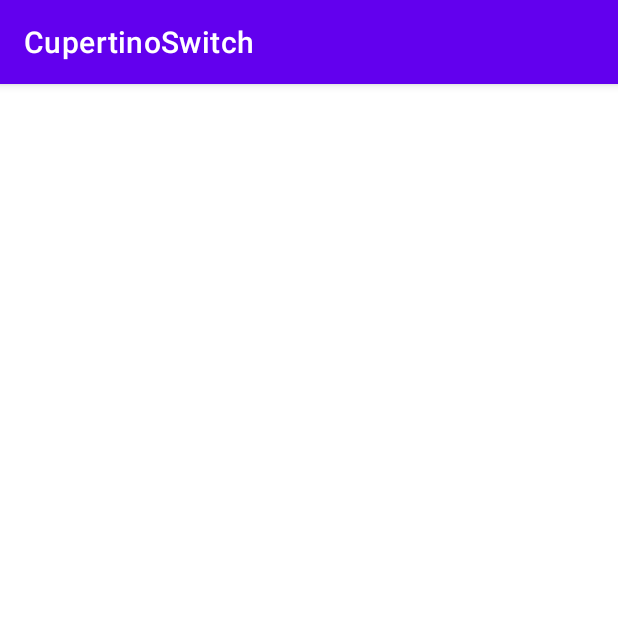
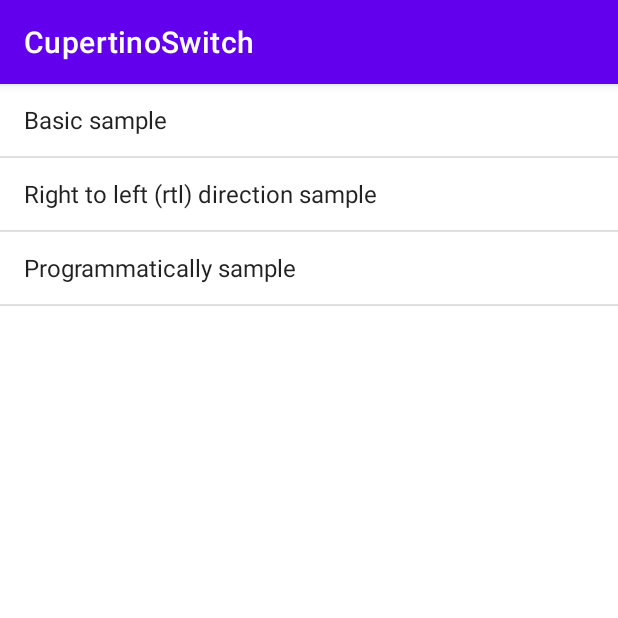
Before and after one commit to vejei/CupertinoSwitch, an Android app: the screen it shows after launch (MainActivity), on a phone screen of 412 x 824 dp, the top half of it. Run offline under Robolectric (Android 15) with nearby library versions, the phone set to English and light mode, and no system bars.

Commit message:
Add ListView to display sample items

```diff
--- a/sample/src/main/java/io/github/vejei/cupertinoswitch/sample/SampleFragment.java
+++ b/sample/src/main/java/io/github/vejei/cupertinoswitch/sample/SampleFragment.java
@@ -4,13 +4,26 @@ import android.os.Bundle;
 import android.view.LayoutInflater;
 import android.view.View;
 import android.view.ViewGroup;
+import android.widget.BaseAdapter;
+import android.widget.ListView;
+import android.widget.TextView;
 
 import androidx.annotation.NonNull;
 import androidx.annotation.Nullable;
+import androidx.appcompat.app.AppCompatActivity;
 import androidx.fragment.app.Fragment;
+import androidx.fragment.app.FragmentManager;
+import androidx.fragment.app.FragmentTransaction;
+
+import java.util.Objects;
 
 public class SampleFragment extends Fragment {
     private static final String TAG = SampleFragment.class.getSimpleName();
+    private static final String[] sampleNames = {
+            "Basic sample",
+            "Right to left (rtl) direction sample",
+            "Programmatically sample"
+    };
 
     @Nullable
     @Override
@@ -22,5 +35,53 @@ public class SampleFragment extends Fragment {
     @Override
     public void onViewCreated(@NonNull View view, @Nullable Bundle savedInstanceState) {
         super.onViewCreated(view, savedInstanceState);
+
+        ListView listView = view.findViewById(R.id.list_view);
+        listView.setAdapter(new BaseAdapter() {
+            @Override
+            public int getCount() {
+                return sampleNames.length;
+            }
+
+            @Override
+            public String getItem(int position) {
+                return sampleNames[position];
+            }
+
+            @Override
+            public long getItemId(int position) {
+                return position;
+            }
+
+            @Override
+            public View getView(int position, View convertView, ViewGroup parent) {
+                if (convertView == null) {
+                    convertView = getLayoutInflater().inflate(android.R.layout.simple_list_item_1,
+                            parent, false);
+                }
+                TextView textView = convertView.findViewById(android.R.id.text1);
+                textView.setText(getItem(position));
+                return convertView;
+            }
+        });
+        listView.setOnItemClickListener((parent, view1, position, id) -> {
+            FragmentTransaction fragmentManager = Objects.requireNonNull(getActivity())
+                    .getSupportFragmentManager().beginTransaction();
+
+            switch (position) {
+                case 0:
+                    fragmentManager.replace(R.id.fragment_container, new BasicFragment());
+                    break;
+                case 1:
+                    fragmentManager.replace(R.id.fragment_container, new RtlFragment());
+                    break;
+                case 2:
+                    fragmentManager.replace(R.id.fragment_container, new ProgrammaticallyFragment());
+                    break;
+            }
+
+            fragmentManager.addToBackStack(null);
+            fragmentManager.commit();
+        });
     }
 }
--- a/sample/src/main/res/layout/fragment_sample.xml
+++ b/sample/src/main/res/layout/fragment_sample.xml
@@ -1,8 +1,5 @@
 <?xml version="1.0" encoding="utf-8"?>
-<androidx.constraintlayout.widget.ConstraintLayout xmlns:android="http://schemas.android.com/apk/res/android"
+<ListView xmlns:android="http://schemas.android.com/apk/res/android"
+    android:id="@+id/list_view"
     android:layout_width="match_parent"
-    android:layout_height="match_parent">
-
-
-
-</androidx.constraintlayout.widget.ConstraintLayout>
+    android:layout_height="match_parent" />
```
